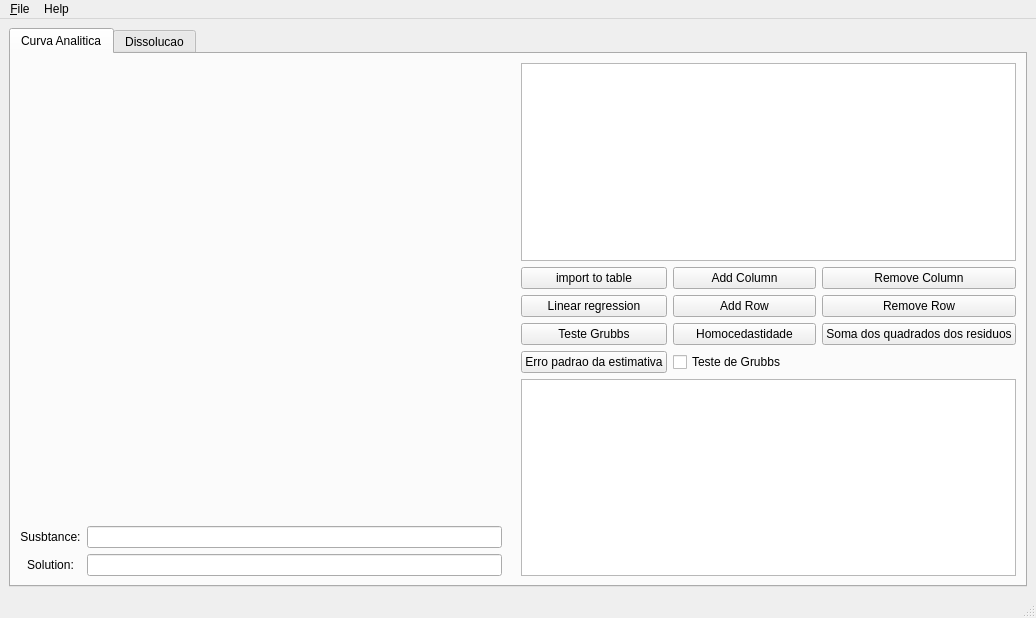
The window that tchubiloo.ui (niphred6/tchubiloo) describes before a commit, drawn with Qt 5.
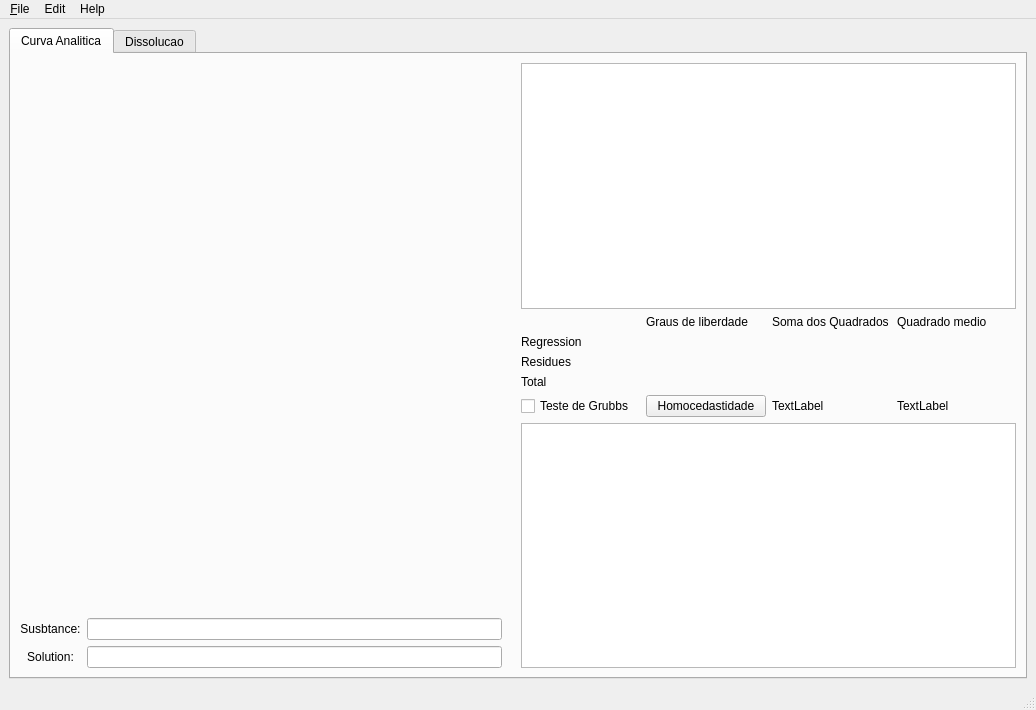
The same window after the commit.

```diff
--- a/tchubiloo.ui
+++ b/tchubiloo.ui
@@ -7,7 +7,7 @@
     <x>0</x>
     <y>0</y>
     <width>1036</width>
-    <height>618</height>
+    <height>710</height>
    </rect>
   </property>
   <property name="minimumSize">
@@ -46,80 +46,143 @@
             </item>
             <item>
              <layout class="QGridLayout" name="gridLayout_btns">
-              <item row="2" column="1">
-               <widget class="QPushButton" name="homocedastidade_btn">
-                <property name="text">
-                 <string>Homocedastidade</string>
-                </property>
-               </widget>
-              </item>
-              <item row="1" column="2">
-               <widget class="QPushButton" name="remove_row_btn">
-                <property name="text">
-                 <string>Remove Row</string>
-                </property>
-               </widget>
-              </item>
-              <item row="3" column="1">
+              <item row="4" column="0">
                <widget class="QCheckBox" name="grubbs_checkBox">
                 <property name="text">
                  <string>Teste de Grubbs</string>
                 </property>
                </widget>
               </item>
-              <item row="1" column="0">
-               <widget class="QPushButton" name="linear_reg_btn">
+              <item row="3" column="1">
+               <widget class="QLabel" name="gl_tot_label">
                 <property name="text">
-                 <string>Linear regression</string>
+                 <string/>
                 </property>
                </widget>
               </item>
-              <item row="0" column="1">
-               <widget class="QPushButton" name="add_column_btn">
+              <item row="2" column="1">
+               <widget class="QLabel" name="gl_res_label">
                 <property name="text">
-                 <string>Add Column</string>
+                 <string/>
                 </property>
                </widget>
               </item>
-              <item row="3" column="0">
-               <widget class="QPushButton" name="se_btn">
+              <item row="1" column="2">
+               <widget class="QLabel" name="sq_reg_label">
                 <property name="text">
-                 <string>Erro padrao da estimativa</string>
+                 <string/>
+                </property>
+               </widget>
+              </item>
+              <item row="3" column="2">
+               <widget class="QLabel" name="sq_tot_label">
+                <property name="text">
+                 <string/>
                 </property>
                </widget>
               </item>
               <item row="2" column="0">
-               <widget class="QPushButton" name="grubbs_btn">
+               <widget class="QLabel" name="label_5">
                 <property name="text">
-                 <string>Teste Grubbs</string>
+                 <string>Residues</string>
+                </property>
+               </widget>
+              </item>
+              <item row="3" column="0">
+               <widget class="QLabel" name="label_6">
+                <property name="text">
+                 <string>Total</string>
+                </property>
+               </widget>
+              </item>
+              <item row="4" column="1">
+               <widget class="QPushButton" name="homocedastidade_btn">
+                <property name="text">
+                 <string>Homocedastidade</string>
+                </property>
+               </widget>
+              </item>
+              <item row="1" column="0">
+               <widget class="QLabel" name="label_4">
+                <property name="text">
+                 <string>Regression</string>
                 </property>
                </widget>
               </item>
               <item row="0" column="0">
-               <widget class="QPushButton" name="import_table_btn">
+               <widget class="QLabel" name="label_3">
                 <property name="text">
-                 <string>import to table</string>
-                </property>
-               </widget>
-              </item>
-              <item row="2" column="2">
-               <widget class="QPushButton" name="sse_btn">
-                <property name="text">
-                 <string>Soma dos quadrados dos residuos</string>
+                 <string/>
                 </property>
                </widget>
               </item>
               <item row="0" column="2">
-               <widget class="QPushButton" name="remove_column_btn">
+               <widget class="QLabel" name="label_9">
                 <property name="text">
-                 <string>Remove Column</string>
+                 <string>Soma dos Quadrados</string>
+                </property>
+               </widget>
+              </item>
+              <item row="2" column="2">
+               <widget class="QLabel" name="sq_res_label">
+                <property name="text">
+                 <string/>
+                </property>
+               </widget>
+              </item>
+              <item row="0" column="1">
+               <widget class="QLabel" name="label_7">
+                <property name="text">
+                 <string>Graus de liberdade</string>
+                </property>
+               </widget>
+              </item>
+              <item row="3" column="3">
+               <widget class="QLabel" name="qm_tot_label">
+                <property name="text">
+                 <string/>
+                </property>
+               </widget>
+              </item>
+              <item row="1" column="3">
+               <widget class="QLabel" name="qm_reg_label">
+                <property name="text">
+                 <string/>
+                </property>
+               </widget>
+              </item>
+              <item row="0" column="3">
+               <widget class="QLabel" name="label_10">
+                <property name="text">
+                 <string>Quadrado medio</string>
                 </property>
                </widget>
               </item>
               <item row="1" column="1">
-               <widget class="QPushButton" name="add_row_btn">
+               <widget class="QLabel" name="gl_reg_label">
                 <property name="text">
-                 <string>Add Row</string>
+                 <string/>
+                </property>
+               </widget>
+              </item>
+              <item row="4" column="2">
+               <widget class="QLabel" name="homocedast_label">
+                <property name="text">
+                 <string>TextLabel</string>
+                </property>
+               </widget>
+              </item>
+              <item row="4" column="3">
+               <widget class="QLabel" name="f_label">
+                <property name="text">
+                 <string>TextLabel</string>
+                </property>
+               </widget>
+              </item>
+              <item row="2" column="3">
+               <widget class="QLabel" name="qm_res_label">
+                <property name="text">
+                 <string/>
                 </property>
                </widget>
               </item>
@@ -154,20 +217,7 @@
             </item>
             <item>
              <layout class="QGridLayout" name="gridLayout_info">
-              <item row="0" column="3">
-               <widget class="QLabel" name="equation_label">
-                <property name="text">
-                 <string/>
-                </property>
-                <property name="alignment">
-                 <set>Qt::AlignCenter</set>
-                </property>
-               </widget>
-              </item>
-              <item row="2" column="1">
-               <widget class="QLineEdit" name="solution_lineEdit"/>
-              </item>
-              <item row="2" column="3">
+              <item row="3" column="3">
                <widget class="QLabel" name="R_label">
                 <property name="text">
                  <string/>
@@ -177,7 +227,10 @@
                 </property>
                </widget>
               </item>
-              <item row="0" column="0">
+              <item row="3" column="1">
+               <widget class="QLineEdit" name="solution_lineEdit"/>
+              </item>
+              <item row="1" column="0">
                <widget class="QLabel" name="substance_label">
                 <property name="text">
                  <string>Susbtance:</string>
@@ -187,10 +240,7 @@
                 </property>
                </widget>
               </item>
-              <item row="0" column="1">
-               <widget class="QLineEdit" name="substance_lineEdit"/>
-              </item>
-              <item row="2" column="0">
+              <item row="3" column="0">
                <widget class="QLabel" name="solution_label">
                 <property name="text">
                  <string>Solution:</string>
@@ -203,6 +253,19 @@
                 </property>
                </widget>
               </item>
+              <item row="1" column="1">
+               <widget class="QLineEdit" name="substance_lineEdit"/>
+              </item>
+              <item row="1" column="3">
+               <widget class="QLabel" name="equation_label">
+                <property name="text">
+                 <string/>
+                </property>
+                <property name="alignment">
+                 <set>Qt::AlignCenter</set>
+                </property>
+               </widget>
+              </item>
              </layout>
             </item>
            </layout>
@@ -310,7 +373,17 @@
     </property>
     <addaction name="actionAbout_it"/>
    </widget>
+   <widget class="QMenu" name="menuEdit">
+    <property name="title">
+     <string>Edit</string>
+    </property>
+    <addaction name="actionAdd_Column"/>
+    <addaction name="actionRemove_column"/>
+    <addaction name="actionAdd_row"/>
+    <addaction name="actionRemove_row"/>
+   </widget>
    <addaction name="menuFIle"/>
+   <addaction name="menuEdit"/>
    <addaction name="menuHelp"/>
   </widget>
   <widget class="QStatusBar" name="statusbar"/>
```
Left out of the diff: 21 changed lines with no effect on the pictures.
